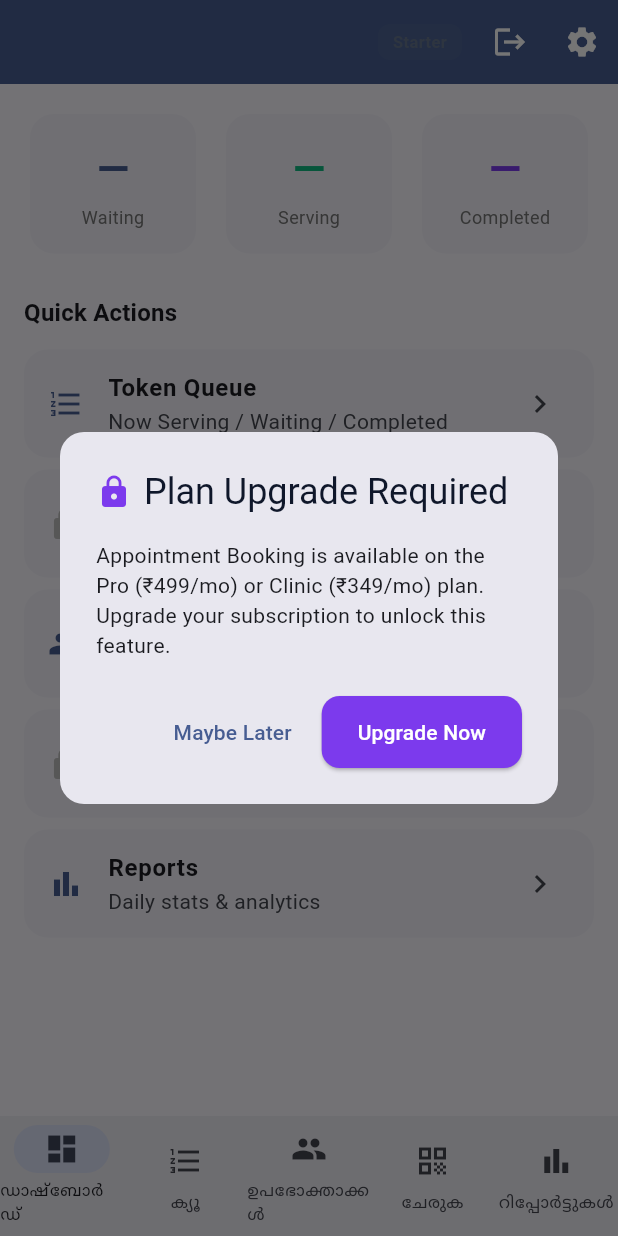
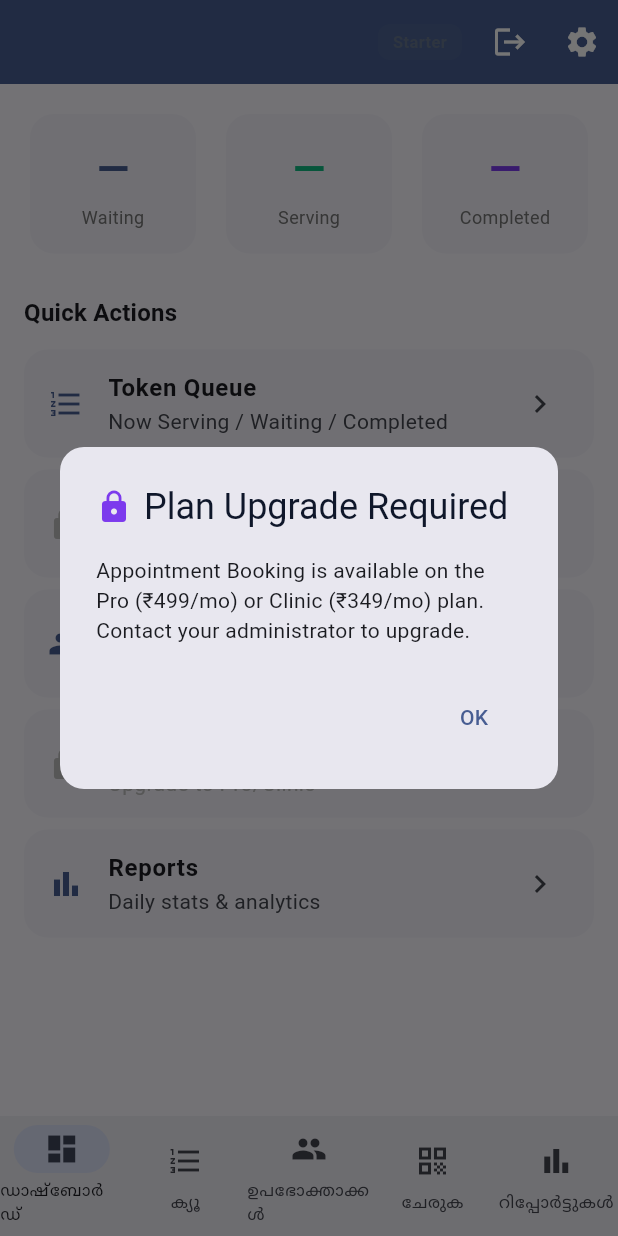
Before and after one commit to sansan69/qcut-flutter, a Flutter app: the screen it shows once a user with an empty profile is signed in, after a tap on "Bookings", on a phone screen of 412 x 824 dp. Run offline on Flutter 3.47's test engine with Material 3 defaults, Android fonts, the phone set to English and light mode, and no system bars; our stand-ins replace cloud_firestore, firebase_auth, firebase_core, qr_flutter, share_plus; accounts and stored records are empty; Roboto replaces fonts that are missing (Poppins).

Commit message:
Full Firestore integration — tenant lookup, auto-create, settings persistence
- Tenant lookup by ownerEmail (not Firebase UID) on login
- Auto-create tenant doc (Starter plan) if owner logs in first time
- Settings save now persists to Firestore (saveTenantDoc)
- Firestore security rules (tenants, tokens, bookings, barbers, services)
- rejectOnboarding method added to FirestoreService
- Removed heavy demo data — lightweight seed while Firestore loads
- Every action (token, booking, barber, service, settings) writes to Firestore

```diff
--- a/lib/main.dart
+++ b/lib/main.dart
@@ -41,7 +41,7 @@ Future<void> initFirebase() async {
       ),
     );
   } catch (e) {
-    debugPrint('Firebase init skipped (demo mode): $e');
+    debugPrint('Firebase init skipped: $e');
   }
 }
 
@@ -72,6 +72,10 @@ class QCutApp extends StatelessWidget {
   }
 }
 
+// ═══════════════════════════════════════════════
+// Root — routes to Super Admin / Owner / Customer
+// ═══════════════════════════════════════════════
+
 class AppRoot extends StatefulWidget {
   const AppRoot({super.key});
   @override
@@ -83,12 +87,15 @@ class _AppRootState extends State<AppRoot> {
   final FirestoreService _db = FirestoreService();
   StreamSubscription<AuthUser?>? _sub;
   AuthUser? _user;
+  bool _loadingTenant = false;
 
   @override
   void initState() {
     super.initState();
     _user = _auth.currentUser;
-    _sub = _auth.authStateChanges.listen((user) => setState(() => _user = user));
+    _sub = _auth.authStateChanges.listen((user) {
+      setState(() { _user = user; _loadingTenant = false; });
+    });
   }
 
   @override
@@ -100,14 +107,27 @@ class _AppRootState extends State<AppRoot> {
 
   @override
   Widget build(BuildContext context) {
+    // Loading state while looking up tenant
+    if (_loadingTenant) {
+      return const Scaffold(body: Center(child: CircularProgressIndicator()));
+    }
+
     // Super admin → separate dashboard
     if (_user != null && _user!.isSuperAdmin) {
       return SuperAdminApp(auth: _auth, db: _db);
     }
-    // Owner or customer → normal app
+
+    // Owner → find or create tenant, then show dashboard
+    if (_user != null && _user!.isOwner) {
+      return _OwnerApp(auth: _auth, db: _db, user: _user!);
+    }
+
+    // Customer (anonymous) → normal app
     if (_user != null) {
-      return QCutHome(auth: _auth, user: _user!, db: _db);
+      return QCutHome(auth: _auth, user: _user!, db: _db, tenantId: 'demo');
     }
+
+    // Not signed in → Landing
     return LandingScreen(
       onGetStarted: () => Navigator.push(context, MaterialPageRoute(
         builder: (_) => OnboardingScreen(onBackToHome: () => Navigator.pop(context)),
@@ -119,6 +139,62 @@ class _AppRootState extends State<AppRoot> {
         builder: (_) => LoginScreen(auth: _auth),
       )),
     );
+  }
+}
+
+/// Wraps owner tenant lookup — finds or auto-creates tenant doc
+class _OwnerApp extends StatefulWidget {
+  final AuthService auth;
+  final FirestoreService db;
+  final AuthUser user;
+  const _OwnerApp({required this.auth, required this.db, required this.user});
+
+  @override
+  State<_OwnerApp> createState() => _OwnerAppState();
+}
+
+class _OwnerAppState extends State<_OwnerApp> {
+  Tenant? _tenant;
+
+  @override
+  void initState() {
+    super.initState();
+    _findOrCreateTenant();
+  }
+
+  Future<void> _findOrCreateTenant() async {
+    final email = widget.user.email ?? '';
+    try {
+      // Look up existing tenant
+      var tenant = await widget.db.getTenantByEmail(email);
+
+      // If not found, auto-create with Starter plan
+      if (tenant == null) {
+        final tid = await widget.db.createTenantForOwner(
+          name: widget.user.displayName ?? 'My Shop',
+          ownerEmail: email,
+        );
+        tenant = await widget.db.getTenant(tid);
+      }
+
+      if (mounted) setState(() => _tenant = tenant);
+    } catch (e) {
+      debugPrint('Tenant lookup error: $e');
+      // Fallback: demo tenant
+      if (mounted) setState(() => _tenant = Tenant(
+        id: widget.user.uid, name: 'My Shop', ownerEmail: email,
+        businessType: 'salon', planLevel: 0, bookingMode: 'token',
+        status: 'active', phone: '', address: '',
+      ));
+    }
+  }
+
+  @override
+  Widget build(BuildContext context) {
+    if (_tenant == null) {
+      return const Scaffold(body: Center(child: CircularProgressIndicator()));
+    }
+    return QCutHome(auth: widget.auth, user: widget.user, db: widget.db, tenantId: _tenant!.id);
   }
 }
 
@@ -176,7 +252,7 @@ class _SuperAdminAppState extends State<SuperAdminApp> {
       onViewOnboarding: () => _push(OnboardingQueueScreen(
         submissions: _onboarding,
         onApprove: (id, data, planLevel) => widget.db.approveOnboarding(id, data, planLevel).catchError((_) {}),
-        onReject: (id) => widget.db.updateTenantStatus(id, 'rejected').catchError((_) {}),
+        onReject: (id) => widget.db.rejectOnboarding(id).catchError((_) {}),
       )),
       onSignOut: () => widget.auth.signOut(),
     );
@@ -191,8 +267,15 @@ class QCutHome extends StatefulWidget {
   final AuthService auth;
   final AuthUser user;
   final FirestoreService db;
+  final String tenantId;
 
-  const QCutHome({super.key, required this.auth, required this.user, required this.db});
+  const QCutHome({
+    super.key,
+    required this.auth,
+    required this.user,
+    required this.db,
+    required this.tenantId,
+  });
 
   @override
   State<QCutHome> createState() => _QCutHomeState();
@@ -207,6 +290,7 @@ class _QCutHomeState extends State<QCutHome> {
   StreamSubscription<List<Service>>? _servicesSub;
   StreamSubscription<Tenant?>? _tenantSub;
 
+  // Live data
   List<TokenEntry> _serving = [];
   List<TokenEntry> _waiting = [];
   List<TokenEntry> _completed = [];
@@ -215,72 +299,65 @@ class _QCutHomeState extends State<QCutHome> {
   List<Service> _services = [];
   Tenant? _tenant;
   int _nextToken = 1;
-  bool _usingFirestore = false;
+  bool _seeded = false;
 
-  String get _tenantId => _tenant?.id ?? widget.user.uid;
+  String get _tenantId => widget.tenantId;
   SubscriptionPlan get _plan => _tenant?.plan ?? SubscriptionPlan.starter;
 
   @override
   void initState() {
     super.initState();
-    _initDemoData();
+    _seedDemoData();
     _connectFirestore();
   }
 
-  void _initDemoData() {
-    _tenant = Tenant(
-      id: widget.user.uid, name: 'My Shop', ownerEmail: widget.user.email ?? '',
-      businessType: 'salon', planLevel: 0, bookingMode: 'token',
-      phone: '+919****3210', address: 'Kerala',
-    );
-    _barbers = [
-      Barber(id: 'b1', name: 'Rajesh', order: 0),
-      Barber(id: 'b2', name: 'Faisal', order: 1),
-    ];
-    _services = [
-      Service(id: 's1', name: 'Haircut', price: 150, durationMin: 30, category: ServiceCategory.hair),
-      Service(id: 's2', name: 'Beard Trim', price: 80, durationMin: 15, category: ServiceCategory.beard),
-      Service(id: 's3', name: 'Haircut + Beard', price: 200, durationMin: 45, category: ServiceCategory.hair),
-    ];
-    _serving = [TokenEntry(id: '1', tokenNumber: 4, name: 'Ramesh Kumar', phone: '+919****3211', status: 'serving', staffName: 'Rajesh')];
-    _waiting = [
-      TokenEntry(id: '2', tokenNumber: 5, name: 'Suresh Nair', status: 'waiting', staffName: 'Rajesh'),
-      TokenEntry(id: '3', tokenNumber: 6, name: 'Abdul Rahim', status: 'waiting', staffName: 'Faisal'),
-    ];
-    _completed = [
-      TokenEntry(id: '5', tokenNumber: 1, name: 'Aravind', status: 'completed', staffName: 'Rajesh'),
-      TokenEntry(id: '6', tokenNumber: 2, name: 'Deepak', status: 'completed', staffName: 'Faisal'),
-    ];
+  /// Minimal seed so UI renders instantly while Firestore loads
+  void _seedDemoData() {
+    _tenant = Tenant(id: _tenantId, name: 'Loading...', ownerEmail: widget.user.email ?? '', planLevel: 0, bookingMode: 'token');
+    _barbers = [];
+    _services = [];
+    _serving = [];
+    _waiting = [];
+    _completed = [];
     _bookings = [];
-    _nextToken = 7;
+    _nextToken = 1;
   }
 
+  /// Subscribe to all Firestore streams — real-time sync
   void _connectFirestore() {
     final tid = _tenantId;
+
+    _tenantSub = widget.db.tenantStream(tid).listen((t) {
+      if (!mounted) return;
+      setState(() { if (t != null) { _tenant = t; _seeded = true; } });
+    });
+
     _barbersSub = widget.db.barbers(tid).listen((list) {
       if (!mounted) return;
-      setState(() { if (list.isNotEmpty) { _barbers = list; _usingFirestore = true; } });
+      setState(() { _barbers = list; _seeded = true; });
     });
+
     _servicesSub = widget.db.services(tid).listen((list) {
       if (!mounted) return;
-      setState(() { if (list.isNotEmpty) { _services = list; _usingFirestore = true; } });
+      setState(() { _services = list; _seeded = true; });
     });
-    _tenantSub = widget.db.tenantStream(tid).listen((t) {
-      if (!mounted) return;
-      setState(() { if (t != null) _tenant = t; });
-    });
+
     _tokensSub = widget.db.tokenQueue(tid).listen((list) {
       if (!mounted) return;
       setState(() {
         _serving = list.where((t) => t.status == 'serving').toList();
         _waiting = list.where((t) => t.status == 'waiting').toList();
-        _completed = list.where((t) => t.status == 'completed' || t.status == 'no-show' || t.status == 'cancelled').toList();
-        if (list.isNotEmpty) { _nextToken = list.map((t) => t.tokenNumber).reduce((a, b) => a > b ? a : b) + 1; _usingFirestore = true; }
+        _completed = list.where((t) => t.status != 'waiting' && t.status != 'serving').toList();
+        if (list.isNotEmpty) {
+          _nextToken = list.map((t) => t.tokenNumber).reduce((a, b) => a > b ? a : b) + 1;
+          _seeded = true;
+        }
       });
     });
+
     _bookingsSub = widget.db.bookings(tid).listen((list) {
       if (!mounted) return;
-      setState(() { if (list.isNotEmpty) { _bookings = list; _usingFirestore = true; } });
+      setState(() { _bookings = list; _seeded = true; });
     });
   }
 
@@ -296,68 +373,84 @@ class _QCutHomeState extends State<QCutHome> {
   bool get _canUseQR => _plan.qrCode;
   bool get _canSeeCustomerHistory => _plan.customerHistory;
 
-  // ── Actions ──
+  // ── Actions (all persist to Firestore) ──
   void _callNext() {
     HapticFeedback.mediumImpact();
     setState(() {
       if (_serving.isNotEmpty) {
         final done = _serving.first.copyWith(status: 'completed');
         _completed.insert(0, done); _serving.clear();
-        _persistToken(done);
+        widget.db.addToken(_tenantId, done).catchError((_) {});
       }
       if (_waiting.isNotEmpty) {
         final next = _waiting.first.copyWith(status: 'serving');
         _serving.add(next); _waiting.removeAt(0);
-        _persistToken(next);
+        widget.db.addToken(_tenantId, next).catchError((_) {});
       }
     });
   }
 
   void _complete(TokenEntry t) {
-    setState(() { _serving.remove(t); final done = t.copyWith(status: 'completed'); _completed.insert(0, done); _persistToken(done); _autoNext(); });
+    setState(() { _serving.remove(t); final done = t.copyWith(status: 'completed'); _completed.insert(0, done); widget.db.addToken(_tenantId, done).catchError((_) {}); _autoNext(); });
   }
   void _noShow(TokenEntry t) {
-    setState(() { _serving.remove(t); final ns = t.copyWith(status: 'no-show'); _completed.insert(0, ns); _persistToken(ns); _autoNext(); });
+    setState(() { _serving.remove(t); final ns = t.copyWith(status: 'no-show'); _completed.insert(0, ns); widget.db.addToken(_tenantId, ns).catchError((_) {}); _autoNext(); });
   }
   void _cancel(TokenEntry t) {
-    setState(() { _waiting.remove(t); final c = t.copyWith(status: 'cancelled'); _completed.insert(0, c); _persistToken(c); });
+    setState(() { _waiting.remove(t); final c = t.copyWith(status: 'cancelled'); _completed.insert(0, c); widget.db.addToken(_tenantId, c).catchError((_) {}); });
   }
   void _autoNext() {
     if (_serving.isEmpty && _waiting.isNotEmpty) {
-      final next = _waiting.first.copyWith(status: 'serving'); _serving.add(next); _waiting.removeAt(0); _persistToken(next);
+      final next = _waiting.first.copyWith(status: 'serving'); _serving.add(next); _waiting.removeAt(0); widget.db.addToken(_tenantId, next).catchError((_) {});
     }
   }
+
   void _customerJoin(String barberId, String name, String phone) {
     final barber = _barbers.firstWhere((b) => b.id == barberId);
-    final token = TokenEntry(id: DateTime.now().millisecondsSinceEpoch.toString(), tokenNumber: _nextToken++, name: name, phone: phone, status: 'waiting', staffName: barber.name, date: DateTime.now().toIso8601String().substring(0, 10), createdAt: DateTime.now());
+    final token = TokenEntry(
+      id: DateTime.now().millisecondsSinceEpoch.toString(),
+      tokenNumber: _nextToken++, name: name, phone: phone,
+      status: 'waiting', staffName: barber.name,
+      date: DateTime.now().toIso8601String().substring(0, 10),
+      createdAt: DateTime.now(),
+    );
     setState(() => _waiting.add(token));
-    _persistToken(token);
+    widget.db.addToken(_tenantId, token).catchError((_) {});
   }
+
   void _cancelBooking(Booking b) {
     setState(() {
       final i = _bookings.indexOf(b);
       _bookings[i] = Booking(id: b.id, tenantId: b.tenantId, customerName: b.customerName, phoneNumber: b.phoneNumber, barberId: b.barberId, barberName: b.barberName, date: b.date, timeSlot: b.timeSlot, status: 'cancelled', serviceType: b.serviceType, bookingCode: b.bookingCode, durationMin: b.durationMin, createdAt: b.createdAt, updatedAt: DateTime.now());
     });
-    _persistBooking(b);
+    widget.db.updateBookingStatus(_tenantId, b.id, 'cancelled').catchError((_) {});
   }
   void _addBooking(Booking b) {
-    setState(() => _bookings.insert(0, b)); _persistBooking(b);
+    setState(() => _bookings.insert(0, b));
+    widget.db.addBooking(_tenantId, b).catchError((_) {});
   }
+
   void _addBarber(String name) {
     final b = Barber(id: 'b${DateTime.now().millisecondsSinceEpoch}', name: name, order: _barbers.length);
     setState(() => _barbers.add(b));
-    _persistBarber(b);
+    widget.db.addBarber(_tenantId, b).catchError((_) {});
   }
   void _toggleBarber(Barber b) {
     final u = Barber(id: b.id, name: b.name, isActive: !b.isActive, photoURL: b.photoURL, order: b.order, scheduleStart: b.scheduleStart, scheduleEnd: b.scheduleEnd, serviceIds: b.serviceIds);
     setState(() { final i = _barbers.indexOf(b); _barbers[i] = u; });
-    _persistBarber(u);
+    widget.db.updateBarber(_tenantId, u).catchError((_) {});
   }
   void _deleteBarber(String id) {
     setState(() => _barbers.removeWhere((b) => b.id == id));
     widget.db.deleteBarber(_tenantId, id).catchError((_) {});
   }
-  void _saveSettings(Tenant updated) => setState(() => _tenant = updated);
+
+  void _saveSettings(Tenant updated) {
+    setState(() => _tenant = updated);
+    // Persist to Firestore
+    widget.db.saveTenantDoc(_tenantId, updated).catchError((_) {});
+  }
+
   void _addService(Service s) {
     setState(() => _services.add(s));
     widget.db.addService(_tenantId, s).catchError((_) {});
@@ -365,19 +458,6 @@ class _QCutHomeState extends State<QCutHome> {
   void _deleteService(String id) {
     setState(() => _services.removeWhere((s) => s.id == id));
     widget.db.deleteService(_tenantId, id).catchError((_) {});
-  }
-
-  void _persistToken(TokenEntry t) {
-    if (!_usingFirestore) return;
-    widget.db.addToken(_tenantId, t).catchError((_) {});
-  }
-  void _persistBooking(Booking b) {
-    if (!_usingFirestore) return;
-    widget.db.updateBookingStatus(_tenantId, b.id, b.status).catchError((_) {});
-  }
-  void _persistBarber(Barber b) {
-    if (!_usingFirestore) return;
-    widget.db.addBarber(_tenantId, b).catchError((_) {});
   }
 
   void _push(Widget screen) => Navigator.push(context, MaterialPageRoute(builder: (_) => screen));
@@ -389,21 +469,15 @@ class _QCutHomeState extends State<QCutHome> {
     return 'https://qcut.in/$slug';
   }
 
-  /// Show plan upgrade prompt for gated features
   void _showUpgradePrompt(String feature) {
     showDialog(
       context: context,
       builder: (ctx) => AlertDialog(
         shape: RoundedRectangleBorder(borderRadius: BorderRadius.circular(16)),
         title: const Row(children: [Icon(Icons.lock, color: QCutColors.purple), SizedBox(width: 8), Text('Plan Upgrade Required', style: TextStyle(color: QCutColors.navy))]),
-        content: Text('$feature is available on the Pro (₹499/mo) or Clinic (₹349/mo) plan. Upgrade your subscription to unlock this feature.'),
+        content: Text('$feature is available on the Pro (₹499/mo) or Clinic (₹349/mo) plan. Contact your administrator to upgrade.'),
         actions: [
-          TextButton(onPressed: () => Navigator.pop(ctx), child: const Text('Maybe Later')),
-          ElevatedButton(
-            onPressed: () { Navigator.pop(ctx); /* Future: contact admin flow */ },
-            style: ElevatedButton.styleFrom(backgroundColor: QCutColors.purple, foregroundColor: Colors.white),
-            child: const Text('Upgrade Now'),
-          ),
+          TextButton(onPressed: () => Navigator.pop(ctx), child: const Text('OK')),
         ],
       ),
     );
@@ -412,7 +486,6 @@ class _QCutHomeState extends State<QCutHome> {
   @override
   Widget build(BuildContext context) {
     final l10n = AppLocalizations.of(context);
-    final plan = _plan;
 
     return Scaffold(
       body: IndexedStack(index: _currentIndex, children: [
@@ -427,7 +500,7 @@ class _QCutHomeState extends State<QCutHome> {
           onOpenReports: () => _push(ReportsScreen(completedTokens: _completed, completedBookings: _bookings.where((b) => b.status == 'completed').toList(), waitingTokens: _waiting, servingTokens: _serving, barbers: _barbers, services: _services)),
           onOpenQR: () => _canUseQR ? _push(ShopQRScreen(shopName: _tenant!.name, bookingUrl: _bookingUrl)) : _showUpgradePrompt('QR Booking Link'),
           onSignOut: _signOut,
-          plan: plan,
+          plan: _plan,
         ),
         TokenQueueScreen(serving: _serving, waiting: _waiting, completed: _completed, onCallNext: _callNext, onComplete: _complete, onNoShow: _noShow, onCancel: _cancel),
         if (_canSeeCustomerHistory)
@@ -452,7 +525,6 @@ class _QCutHomeState extends State<QCutHome> {
   }
 }
 
-/// Placeholder screen when a feature is gated by plan
 class _UpgradePlaceholder extends StatelessWidget {
   final String feature;
   final VoidCallback onUpgrade;
@@ -468,7 +540,7 @@ class _UpgradePlaceholder extends StatelessWidget {
           const SizedBox(height: 16),
           Text('$feature Locked', style: TextStyle(fontSize: 18, fontWeight: FontWeight.w600, color: QCutColors.charcoal.withValues(alpha: 0.4))),
           const SizedBox(height: 8),
-          Text('Upgrade to Pro or Clinic plan to access $feature', textAlign: TextAlign.center, style: TextStyle(fontSize: 14, color: QCutColors.charcoal.withValues(alpha: 0.3))),
+          Text('Upgrade to Pro or Clinic plan', textAlign: TextAlign.center, style: TextStyle(fontSize: 14, color: QCutColors.charcoal.withValues(alpha: 0.3))),
           const SizedBox(height: 20),
           ElevatedButton.icon(
             onPressed: onUpgrade,
--- a/lib/services/firestore_service.dart
+++ b/lib/services/firestore_service.dart
@@ -123,6 +123,53 @@ class FirestoreService {
     });
   }
 
+  /// Look up tenant by owner email — used when owner logs in
+  Future<Tenant?> getTenantByEmail(String email) async {
+    final snap = await _db.collection('tenants')
+        .where('ownerEmail', isEqualTo: email)
+        .where('status', isEqualTo: 'active')
+        .limit(1)
+        .get();
+    if (snap.docs.isEmpty) return null;
+    return Tenant.fromMap(snap.docs.first.data(), snap.docs.first.id);
+  }
+
+  /// Update tenant document fields
+  Future<void> updateTenant(String tenantId, Map<String, dynamic> data) {
+    return _db.collection('tenants').doc(tenantId).update(data);
+  }
+
+  /// Save tenant settings (name, bookingMode, address etc) to tenant doc
+  Future<void> saveTenantDoc(String tenantId, Tenant tenant) {
+    return _db.collection('tenants').doc(tenantId).set(tenant.toMap(), SetOptions(merge: true));
+  }
+
+  /// Create a default tenant for a newly registered owner
+  Future<String> createTenantForOwner({
+    required String name,
+    required String ownerEmail,
+    String ownerName = '',
+    String phone = '',
+    String businessType = 'salon',
+  }) async {
+    final doc = await _db.collection('tenants').add({
+      'name': name,
+      'ownerEmail': ownerEmail,
+      'ownerName': ownerName,
+      'phone': phone,
+      'businessType': businessType,
+      'bookingMode': 'token',
+      'planLevel': 0, // Starter by default
+      'status': 'active',
+      'openTime': '09:00',
+      'closeTime': '21:00',
+      'address': '',
+      'createdAt': FieldValue.serverTimestamp(),
+      'configuredAt': FieldValue.serverTimestamp(),
+    });
+    return doc.id;
+  }
+
   Future<void> saveTenantSettings(String tenantId, Map<String, dynamic> settings) {
     return _db
         .collection('tenants').doc(tenantId)
@@ -209,4 +256,12 @@ class FirestoreService {
       'approvedAt': FieldValue.serverTimestamp(),
     });
   }
+
+  /// Reject an onboarding submission
+  Future<void> rejectOnboarding(String submissionId) {
+    return _db.collection('onboarding_submissions').doc(submissionId).update({
+      'status': 'rejected',
+      'rejectedAt': FieldValue.serverTimestamp(),
+    });
+  }
 }
```
Also changed, not shown: 1 other file.
